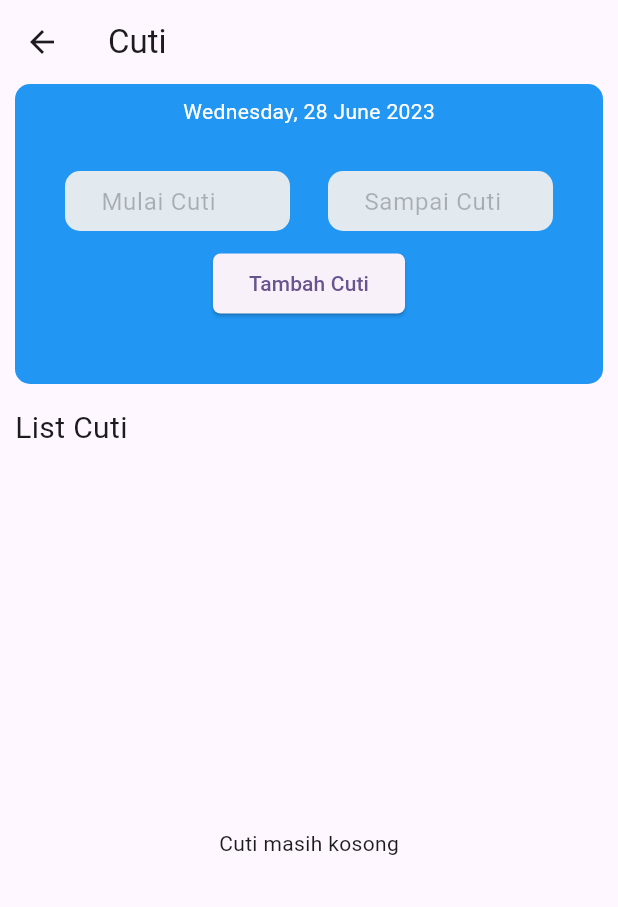
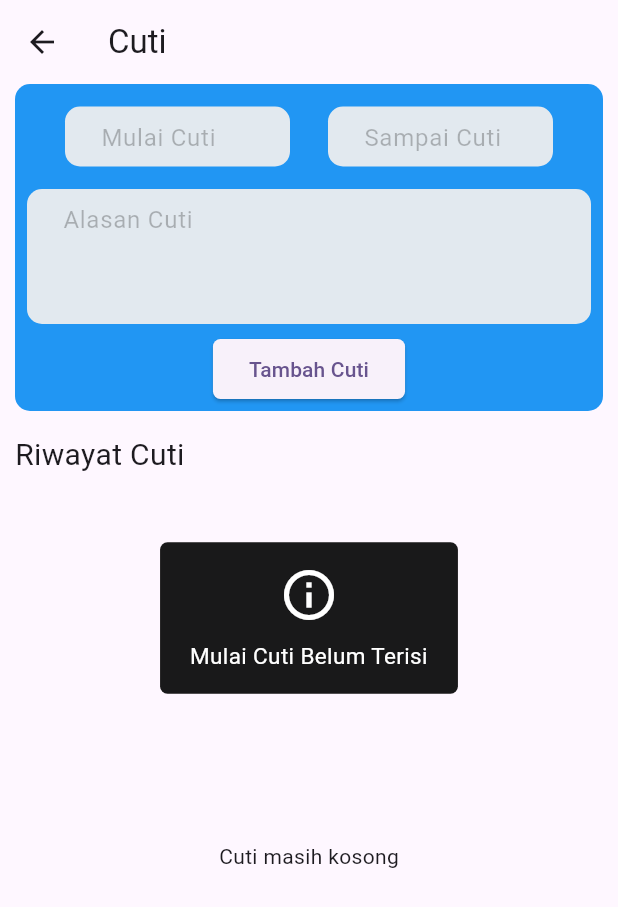
Before and after one commit to FadillaRizky/absensi_app, a Flutter app: the Cuti screen opened by its route, after a tap on "Tambah Cuti", on a phone screen of 412 x 824 dp. Shown: the top 907 px of the screen. Run offline on Flutter 3.47's test engine with Material 2 defaults, Android fonts, the phone set to English and light mode, and no system bars; drawn by our look-alikes of date_field; our stand-ins replace flutter_easyloading, sqflite; accounts and stored records are empty.

Commit message:
add reason cuti

```diff
--- a/lib/cuti.dart
+++ b/lib/cuti.dart
@@ -1,3 +1,4 @@
+
 import 'package:absensi_app/absen_model.dart';
 import 'package:absensi_app/cuti_model.dart';
 import 'package:absensi_app/database_absen.dart';
@@ -17,13 +18,16 @@ class Cuti extends StatefulWidget {
 class _CutiState extends State<Cuti> {
   DatabaseCuti databaseCuti = DatabaseCuti();
   DatabaseCuti? databaseInstance;
+  TextEditingController reasonController = TextEditingController();
   DateTime now = DateTime.now();
   DateTime? startCuti;
   DateTime? endCuti;
 
-  tambahCuti(DateTime startCuti,DateTime endCuti) async {
+  tambahCuti(DateTime startCuti, DateTime endCuti) async {
     if (!startCuti.isBefore(endCuti)) {
-      EasyLoading.showError("Tanggal mulai cuti tidak boleh lebih dari sampai cuti",dismissOnTap: true);
+      EasyLoading.showError(
+          "Tanggal mulai cuti tidak boleh lebih dari sampai cuti",
+          dismissOnTap: true);
       return;
     }
     Future<List<CutiModel>> data = databaseInstance!.all();
@@ -31,6 +35,7 @@ class _CutiState extends State<Cuti> {
     await databaseCuti.insert({
       "start_cuti": startCuti.toString(),
       "end_cuti": endCuti.toString(),
+      "reason" : reasonController.text
     });
     setState(() {});
   }
@@ -62,21 +67,13 @@ class _CutiState extends State<Cuti> {
           crossAxisAlignment: CrossAxisAlignment.start,
           children: [
             Container(
-              height: 200,
               width: double.infinity,
-              padding: EdgeInsets.all(8),
+              padding: EdgeInsets.fromLTRB(8, 15, 8, 8),
               decoration: BoxDecoration(
                   color: Colors.blue, borderRadius: BorderRadius.circular(10)),
               child: Align(
                 child: Column(
                   children: [
-                    Text(
-                      formattedDate,
-                      style: TextStyle(color: Colors.white),
-                    ),
-                    SizedBox(
-                      height: 30,
-                    ),
                     Row(
                       mainAxisAlignment: MainAxisAlignment.spaceEvenly,
                       children: [
@@ -84,6 +81,7 @@ class _CutiState extends State<Cuti> {
                           height: 40,
                           width: 150,
                           child: DateTimeFormField(
+                            firstDate: DateTime.now(),
                             decoration: InputDecoration(
                               contentPadding: EdgeInsets.fromLTRB(20, 3, 1, 3),
                               hintText: "Mulai Cuti",
@@ -115,6 +113,7 @@ class _CutiState extends State<Cuti> {
                           height: 40,
                           width: 150,
                           child: DateTimeFormField(
+                            firstDate: startCuti,
                             decoration: InputDecoration(
                               contentPadding: EdgeInsets.fromLTRB(20, 3, 1, 3),
                               hintText: "Sampai Cuti",
@@ -147,11 +146,65 @@ class _CutiState extends State<Cuti> {
                     SizedBox(
                       height: 15,
                     ),
+                    Container(
+                      width: double.infinity,
+                      child: TextFormField(
+                        controller: reasonController,
+                        maxLines: 3,
+                        decoration: InputDecoration(
+                          contentPadding: EdgeInsets.fromLTRB(20, 15, 1, 3),
+                          hintText: "Alasan Cuti",
+                          hintStyle: TextStyle(color: Colors.black26),
+                          border: OutlineInputBorder(
+                            borderSide: BorderSide(
+                                width: 0, style: BorderStyle.none),
+                            borderRadius: BorderRadius.circular(10),
+                          ),
+                          filled: true,
+                          fillColor: Color.fromARGB(
+                            239,
+                            239,
+                            239,
+                            239,
+                          ),
+                        ),
+                      ),
+                    ),
+                    SizedBox(height: 10,),
                     SizedBox(
                         height: 40,
                         child: ElevatedButton(
-                          onPressed: () {
-                            tambahCuti(startCuti!, endCuti!);
+                          onPressed: () async {
+                            if (startCuti == null ) {
+                              EasyLoading.showInfo(
+                                "Mulai Cuti Belum Terisi",);
+                              return;
+                            }
+                            if (endCuti == null ) {
+                              EasyLoading.showInfo(
+                                "Sampai Cuti Belum Terisi",);
+                              return;
+                            }
+                            if (reasonController.text.isEmpty ) {
+                              EasyLoading.showInfo(
+                                "Alasan Cuti Belum Terisi",);
+                              return;
+                            }
+                            // if (startCuti!.isBefore(endCuti!)) {
+                            //   EasyLoading.showError(
+                            //       "Tanggal mulai cuti tidak boleh lebih dari sampai cuti",
+                            //       dismissOnTap: true);
+                            //   return;
+                            // }
+
+                            Future<List<CutiModel>> data = databaseInstance!.all();
+                            List<CutiModel> value = await data;
+                            await databaseCuti.insert({
+                              "start_cuti": startCuti.toString(),
+                              "end_cuti": endCuti.toString(),
+                              "reason" : reasonController.text
+                            });
+                            setState(() {});
                           },
                           style: ButtonStyle(
                               shape: MaterialStateProperty.all<
@@ -171,7 +224,7 @@ class _CutiState extends State<Cuti> {
               height: 15,
             ),
             Text(
-              "List Cuti",
+              "Riwayat Cuti",
               style: TextStyle(fontSize: 20),
             ),
             databaseInstance != null
@@ -193,29 +246,76 @@ class _CutiState extends State<Cuti> {
                             itemCount: snapshot.data!.length,
                             itemBuilder: (context, index) {
                               return SizedBox(
-                                height: 80,
+                                width: double.infinity,
                                 child: Card(
+                                  color: Colors.blue,
                                   child: Padding(
                                     padding: const EdgeInsets.all(8.0),
-                                    child: Row(
+                                    child: Column(
+                                      crossAxisAlignment: CrossAxisAlignment.start,
                                       children: [
-                                        Expanded(child: Row(
-                                          mainAxisAlignment: MainAxisAlignment.spaceEvenly,
+                                        Row(
+                                          mainAxisAlignment:
+                                          MainAxisAlignment.spaceEvenly,
                                           children: [
                                         Column(
+                                          mainAxisAlignment: MainAxisAlignment.center,
                                           children: [
-                                                Text(DateFormat('EEEE, dd MMMM yyyy').format(DateTime.parse(data[index].startCuti!)).toString()),
-                                                Text("Mulai"),
+                                            Text(DateFormat(
+                                                'EEEE')
+                                                .format(DateTime.parse(
+                                                data[index].startCuti!))
+                                                .toString(),style: TextStyle(color: Colors.white)),
+                                            Text(DateFormat(
+                                                    'dd MMMM yyyy')
+                                                .format(DateTime.parse(
+                                                    data[index].startCuti!))
+                                                .toString(),style: TextStyle(color: Colors.white)),
                                           ],
                                         ),
+                                        Text("sampai",style: TextStyle(color: Colors.white)),
                                         Column(
+                                          mainAxisAlignment: MainAxisAlignment.center,
                                           children: [
-                                                Text(DateFormat('EEEE, dd MMMM yyyy').format(DateTime.parse(data[index].endCuti!)).toString()),
-                                                Text("Selesai"),
+                                            Text(DateFormat(
+                                                'EEEE')
+                                                .format(DateTime.parse(
+                                                data[index].endCuti!))
+                                                .toString(),style: TextStyle(color: Colors.white),),
+                                            Text(DateFormat(
+                                                    'dd MMMM yyyy')
+                                                .format(DateTime.parse(
+                                                    data[index].endCuti!))
+                                                .toString(),style: TextStyle(color: Colors.white)),
                                           ],
                                         )
                                           ],
-                                        ))
+                                        ),
+                                        SizedBox(height: 5,),
+                                        Text("Alasan Cuti",style: TextStyle(color: Colors.white)),
+                                        SizedBox(height: 5,),
+                                        TextFormField(
+                                          enabled: false,
+                                          initialValue: snapshot.data![index].reason,
+                                          maxLines: null,
+                                          decoration: InputDecoration(
+                                            contentPadding: EdgeInsets.fromLTRB(20, 15, 1, 3),
+                                            hintStyle: TextStyle(color: Colors.black26),
+                                            border: OutlineInputBorder(
+                                              borderSide: BorderSide(
+                                                  width: 0, style: BorderStyle.none),
+                                              borderRadius: BorderRadius.circular(10),
+                                            ),
+                                            filled: true,
+                                            fillColor: Color.fromARGB(
+                                              239,
+                                              239,
+                                              239,
+                                              239,
+                                            ),
+                                          ),
+                                        )
+
                                       ],
                                     ),
                                   ),
--- a/lib/cuti_model.dart
+++ b/lib/cuti_model.dart
@@ -1,15 +1,16 @@
 class CutiModel {
   int? id;
-  String? startCuti, endCuti ;
+  String? startCuti, endCuti,reason ;
 
   CutiModel(
-      {this.id,this.startCuti,this.endCuti});
+      {this.id,this.startCuti,this.endCuti,this.reason});
 
   factory CutiModel.fromJson(Map<String, dynamic> json) {
     return CutiModel(
       id: json['id'],
       startCuti: json['start_cuti'],
       endCuti: json['end_cuti'],
+      reason: json['reason'],
     );
   }
 }
--- a/lib/database_cuti.dart
+++ b/lib/database_cuti.dart
@@ -14,6 +14,7 @@ class DatabaseCuti {
   final String id = "id";
   final String startCuti = "start_cuti";
   final String endCuti = "end_cuti";
+  final String reason = "reason";
 
   Database? _database;
 
@@ -31,7 +32,7 @@ class DatabaseCuti {
 
   Future _onCreate(Database db, int version) async {
     await db.execute(
-        'CREATE TABLE $table ($id INTEGER PRIMARY KEY, $startCuti TEXT NULL , $endCuti TEXT NULL)');
+        'CREATE TABLE $table ($id INTEGER PRIMARY KEY, $startCuti TEXT NULL , $endCuti TEXT NULL,$reason TEXT NULL)');
   }
 
   Future<List<CutiModel>> all() async {
```
Also changed, not shown: lib/absensi.dart (+17 -14 lines). Lines whose indentation alone changed are shown as unchanged.
